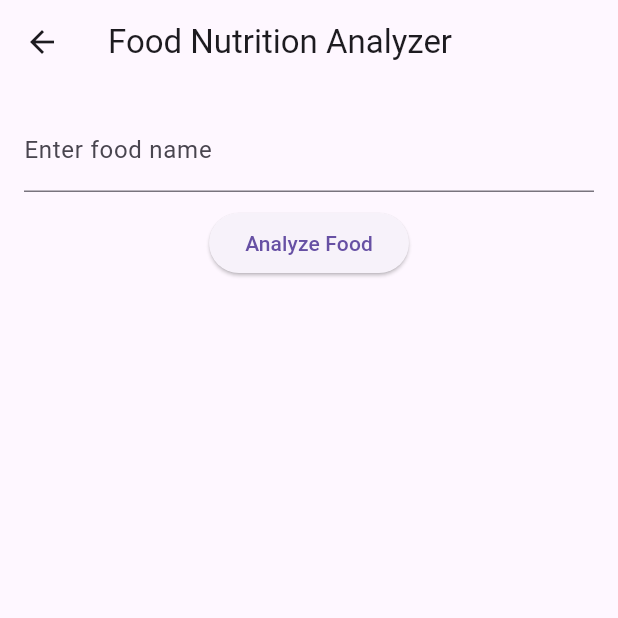
After one commit to himanshuchopade97/nourish, a Flutter app: the AddFoodItem screen opened by its route, after a tap on "Analyze Food", on a phone screen of 412 x 824 dp, the top half of it. The commit adds this screen. Run offline on Flutter 3.47's test engine with Material 3 defaults, Android fonts, the phone set to English and light mode, and no system bars; our stand-ins replace shared_preferences; accounts and stored records are empty.

Commit message:
commiting changes

```diff
--- a/lib/main.dart
+++ b/lib/main.dart
@@ -1,4 +1,5 @@
 import 'package:flutter/material.dart';
+import 'package:nourish/pages/add_food_item.dart';
 import 'package:nourish/pages/recommendations_page.dart';
 import 'package:nourish/pages/dashboard.dart';
 import 'package:nourish/pages/homepage.dart';
@@ -7,8 +8,6 @@ import 'package:nourish/pages/registerpage.dart';
 import 'package:nourish/pages/vitals.dart';
 
 void main() async {
-
-
   runApp(const MyApp());
 }
 
@@ -20,13 +19,14 @@ class MyApp extends StatelessWidget {
     return MaterialApp(
       title: 'Nourish',
       routes: {
-        '/': (context) => HomePage(),  // Dashboard page route
+        '/': (context) => HomePage(), // Dashboard page route
         '/landing': (context) => HomePage(),
         '/login': (context) => LoginPage(), // Login page route
         '/register': (context) => RegisterPage(), //Register page route
         '/dashboard': (context) => DashboardPage(),
         '/recommendations': (context) => RecommendationsPage(),
         '/vitals': (context) => VitalsPage(),
+        '/addfooditem': (context) => AddFoodItem(),
       },
       theme: ThemeData(primarySwatch: Colors.red),
       // home:  AddNewFood(),
--- a/lib/models/login_user.dart
+++ b/lib/models/login_user.dart
@@ -4,7 +4,7 @@ import 'package:flutter/material.dart';
 import 'package:nourish/pages/dashboard.dart';
 
 Future<void> loginUser(BuildContext context, String email, String password) async {
-  final url = Uri.parse('http://10.24.67.143:5000/api/auth/login'); // Update with your login API URL
+  final url = Uri.parse('http://192.168.1.8:5000/api/auth/login'); // Update with your login API URL
 
   final data = {
     'email': email,  // Send email
--- a/lib/models/register_user.dart
+++ b/lib/models/register_user.dart
@@ -4,7 +4,7 @@ import 'package:flutter/material.dart';
 import 'package:nourish/pages/loginpage.dart';
 
 Future<void> registerUser(BuildContext context, String name, String email, String password) async {
-  final url = Uri.parse('http://10.24.67.143:5000/api/auth/register'); // Update with your registration API URL
+  final url = Uri.parse('http://192.168.1.8:5000/api/auth/register'); // Update with your registration API URL
 
   final data = {
     'name': name,
--- /dev/null
+++ b/lib/pages/add_food_item.dart
@@ -0,0 +1,123 @@
+import 'package:flutter/material.dart';
+import 'package:nourish/services/food_service.dart';
+import 'package:shared_preferences/shared_preferences.dart';
+
+class AddFoodItem extends StatefulWidget {
+  @override
+  _AddFoodItemState createState() => _AddFoodItemState();
+}
+
+class _AddFoodItemState extends State<AddFoodItem> {
+  final TextEditingController _foodController = TextEditingController();
+  Map<String, dynamic>? nutritionData;
+  bool isLoading = false;
+  bool isSaving = false;
+  String message = "";
+
+  // ✅ Analyze Food API Call
+  void analyzeFood() async {
+    if (_foodController.text.trim().isEmpty) {
+      setState(() {
+        message = "❌ Please enter a food item!";
+      });
+      return;
+    }
+
+    setState(() {
+      isLoading = true;
+      message = ""; // Clear previous messages
+    });
+
+    try {
+      print("📡 Sending food analysis request for: ${_foodController.text}");
+      final data = await FoodService.analyzeFood(_foodController.text);
+
+      if (data == null) {
+        print("❌ No nutrition data received!");
+        setState(() {
+          message = "❌ Failed to fetch nutrition data.";
+          isLoading = false;
+        });
+        return;
+      }
+
+      print("✅ Nutrition data received: $data");
+      setState(() {
+        nutritionData = data;
+        isLoading = false;
+      });
+    } catch (e) {
+      print("❌ Exception: $e");
+      setState(() {
+        message = "❌ Something went wrong!";
+        isLoading = false;
+      });
+    }
+  }
+
+  // ✅ Save Food Data to Database
+ Future<void> saveFoodData() async {
+  if (nutritionData == null) return;
+
+  setState(() => isSaving = true);
+    Future<String?> _getUserId() async {
+  SharedPreferences prefs = await SharedPreferences.getInstance();
+  return prefs.getString('_id');  // ✅ Retrieve _id from SharedPreferences
+}
+
+
+  bool success = await FoodService.addFoodToDatabase(
+    foodName: _foodController.text,
+    proteinG: nutritionData!['protein_g']?.toDouble() ?? 0.0,
+    carbG: nutritionData!['carb_g']?.toDouble() ?? 0.0,
+    fatG: nutritionData!['fat_g']?.toDouble() ?? 0.0,
+    fibreG: nutritionData!['fibre_g']?.toDouble() ?? 0.0,
+    energyKcal: nutritionData!['energy_kcal']?.toDouble() ?? 0.0,
+    glycemicIndex: nutritionData!['glycemic_index']?.toInt() ?? 0,  // ✅ Added glycemic index
+    // userId: await _getUserId() // ✅ Set user ID dynamically if needed
+  );
+
+  setState(() {
+    isSaving = false;
+    message = success ? "✅ Food saved to database!" : "❌ Failed to save food.";
+  });
+}
+
+
+  @override
+  Widget build(BuildContext context) {
+    return Scaffold(
+      appBar: AppBar(title: Text("Food Nutrition Analyzer")),
+      body: Padding(
+        padding: EdgeInsets.all(16.0),
+        child: Column(
+          children: [
+            TextField(
+              controller: _foodController,
+              decoration: InputDecoration(labelText: "Enter food name"),
+            ),
+            SizedBox(height: 10),
+            ElevatedButton(
+              onPressed: analyzeFood,
+              child: Text("Analyze Food"),
+            ),
+            if (isLoading) CircularProgressIndicator(),
+            if (nutritionData != null) ...[
+              Text("Calories: ${nutritionData!['energy_kcal']} kcal"),
+              Text("Carbs: ${nutritionData!['carb_g']} g"),
+              Text("Protein: ${nutritionData!['protein_g']} g"),
+              Text("Fat: ${nutritionData!['fat_g']} g"),
+              Text("Fiber: ${nutritionData!['fibre_g']} g"),
+              SizedBox(height: 10),
+              ElevatedButton(
+                onPressed: isSaving ? null : saveFoodData,
+                child: isSaving ? CircularProgressIndicator() : Text("Save to Database"),
+              ),
+              if (message.isNotEmpty) Text(message, style: TextStyle(color: Colors.green)),
+            ],
+          ],
+        ),
+      ),
+    );
+  }
+}
--- a/pubspec.yaml
+++ b/pubspec.yaml
@@ -37,6 +37,7 @@ dependencies:
   flutter_login: ^5.0.0
   http: ^1.3.0
   url_launcher: ^6.3.1
+  shared_preferences:
 
 dev_dependencies:
   flutter_test:
```
Also changed, not shown: lib/pages/dashboard.dart (+92 -42 lines), lib/services/food_service.dart (added, +157 -0 lines), pubspec.lock, 7 other files.
